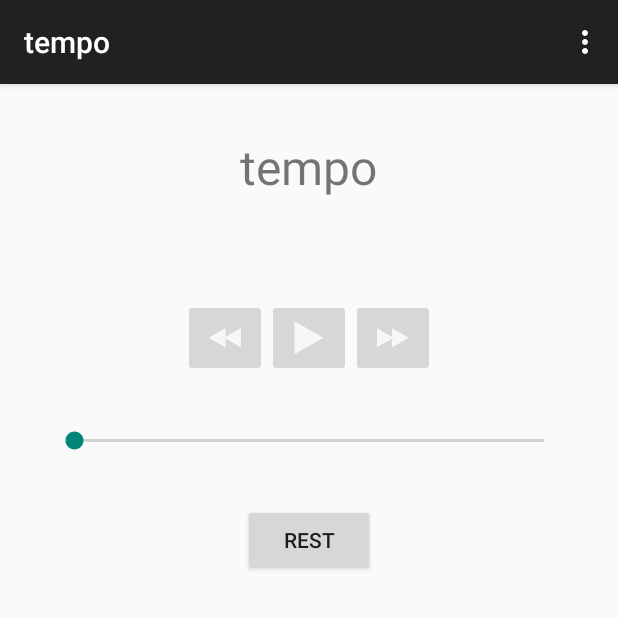
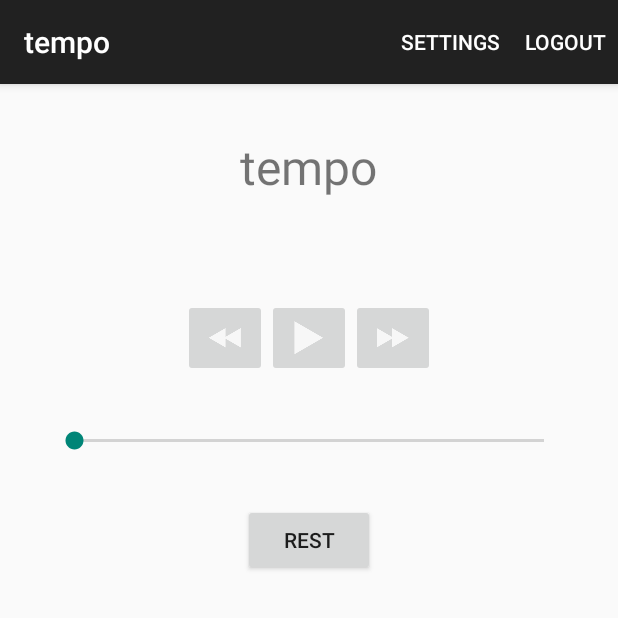
Before and after one commit to wbadart/tempo, an Android app: the screen it shows after launch (MainActivity), on a phone screen of 412 x 824 dp, the top half of it. Run offline under Robolectric (Android 15) with nearby library versions, the light colour scheme and no system bars; libraries missing offline, so code that uses them is left out: com.spotify.sdk; 4 statements that could not run were skipped.

Commit message:
Made changes to title bar

```diff
--- a/tempo/app/build.gradle
+++ b/tempo/app/build.gradle
@@ -6,7 +6,7 @@ android {
 
     defaultConfig {
         applicationId "tempo.tempo"
-        minSdkVersion 15
+        minSdkVersion 20
         targetSdkVersion 23
         versionCode 1
         versionName "1.0"
--- a/tempo/app/src/main/res/menu/menu_main.xml
+++ b/tempo/app/src/main/res/menu/menu_main.xml
@@ -5,5 +5,9 @@
     <item android:id="@+id/action_settings"
           android:title="@string/action_settings"
           android:orderInCategory="100"
-          app:showAsAction="never"/>
+          app:showAsAction="ifRoom"/>
+    <item android:id="@+id/action_logout"
+          android:title="logout"
+          android:orderInCategory="101"
+          app:showAsAction="ifRoom" />
 </menu>
```
